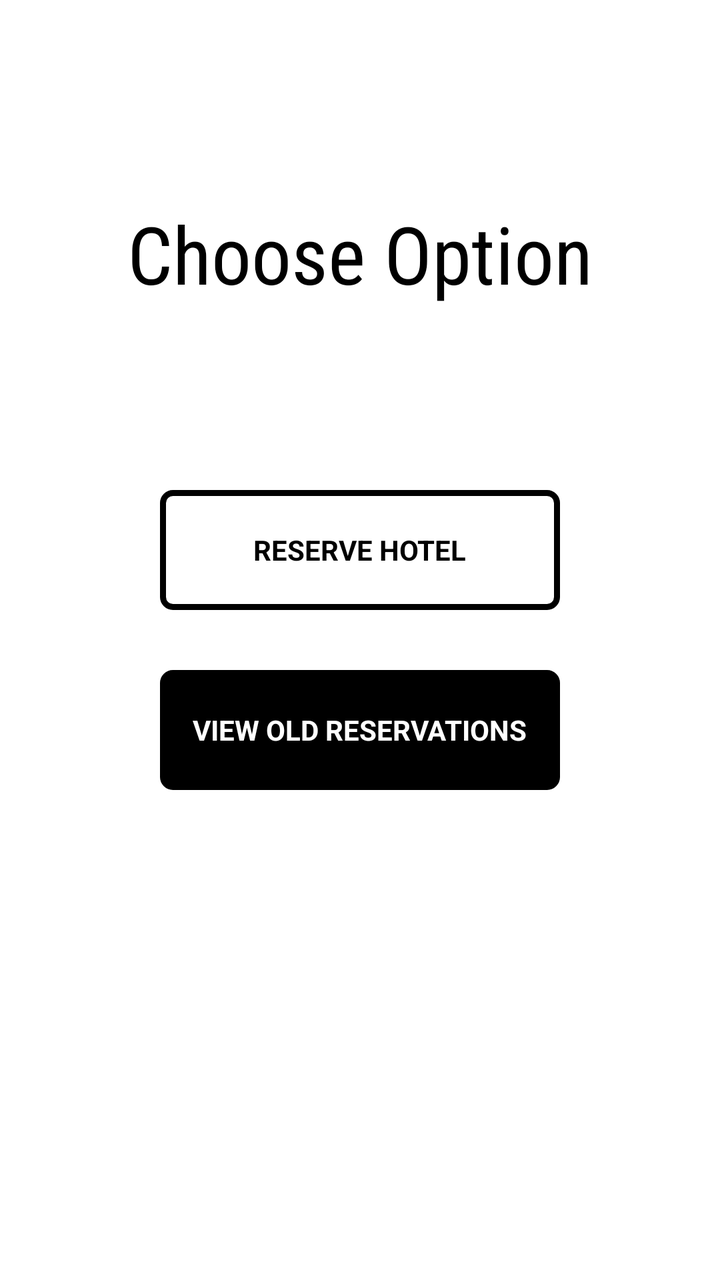
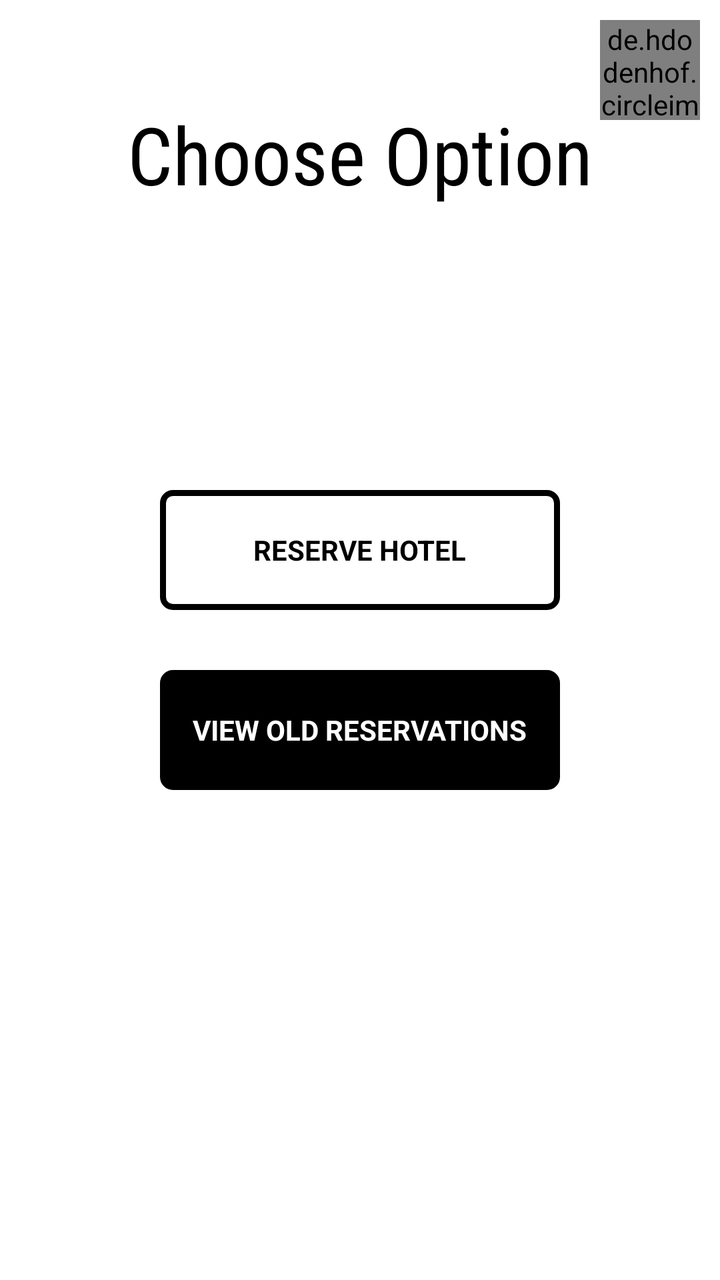

Screens rendered from an Android XML layout before and after an edit, with the pre-edit source and the edit as a unified diff.
<!-- AndroidManifest.xml: application theme Theme.Project_Code -->
<!-- res/layout/activity_customer_choose_option_screen.xml -->
<?xml version="1.0" encoding="utf-8"?>
<RelativeLayout
    xmlns:android="http://schemas.android.com/apk/res/android"
    xmlns:app="http://schemas.android.com/apk/res-auto"
    xmlns:tools="http://schemas.android.com/tools"
    android:layout_width="match_parent"
    android:layout_height="match_parent"
    tools:context=".presentationLayer.Customer_Choose_Option_Screen">

    <TextView
        android:layout_width="wrap_content"
        android:layout_height="wrap_content"
        android:layout_centerHorizontal="true"
        android:layout_marginTop="100dp"
        android:fontFamily="sans-serif-condensed"
        android:text="Choose Option"
        android:textColor="#000000"
        android:textSize="40sp" />

    <RelativeLayout
        android:layout_width="wrap_content"
        android:layout_height="wrap_content"
        android:layout_centerInParent="true">

        <RelativeLayout
            android:layout_width="200dp"
            android:layout_height="60dp"
            android:id="@+id/rl_reserve_hotel_button">

            <ImageView
                android:layout_width="match_parent"
                android:layout_height="match_parent"
                android:background="@drawable/main_screen_button_bg"/>

            <TextView
                android:layout_width="wrap_content"
                android:layout_height="wrap_content"
                android:layout_centerInParent="true"
                android:text="RESERVE HOTEL"
                android:textColor="#000000"
                android:textStyle="bold"/>
        </RelativeLayout>

        <RelativeLayout
            android:layout_width="200dp"
            android:layout_height="60dp"
            android:layout_below="@+id/rl_reserve_hotel_button"
            android:layout_marginTop="30dp"
            android:id="@+id/rl_view_old_reservations">

            <ImageView
                android:layout_width="match_parent"
                android:layout_height="match_parent"
                android:background="@drawable/main_screen_button_bg"
                android:backgroundTint="#000000"/>

            <TextView
                android:layout_width="wrap_content"
                android:layout_height="wrap_content"
                android:layout_centerInParent="true"
                android:text="VIEW OLD RESERVATIONS"
                android:textColor="#FFFFFF"
                android:textStyle="bold"/>
        </RelativeLayout>
    </RelativeLayout>
</RelativeLayout>
<!-- resources referenced by this layout -->
<resources>
  <!-- drawable main_screen_button_bg (drawable) -->
  <?xml version="1.0" encoding="utf-8"?>
  <shape xmlns:android="http://schemas.android.com/apk/res/android"
      android:shape="rectangle">
      <solid
          android:color="#FFFFFF"/>
      <corners
          android:radius="5dp" />
      <stroke
          android:width="3dp"
          android:color="#000000"/>
  </shape>
  <style name="Theme.Project_Code" parent="Theme.MaterialComponents.DayNight.NoActionBar">
          
          <item name="colorPrimary">@color/purple_500</item>
          <item name="colorPrimaryVariant">@color/purple_700</item>
          <item name="colorOnPrimary">@color/white</item>
          
          <item name="colorSecondary">@color/teal_200</item>
          <item name="colorSecondaryVariant">@color/teal_700</item>
          <item name="colorOnSecondary">@color/black</item>
          
          <item name="android:statusBarColor" tools:targetApi="l">?attr/colorPrimaryVariant</item>
          
      </style>
  <color name="purple_500">#FF6200EE</color>
  <color name="purple_700">#FF3700B3</color>
  <color name="white">#FFFFFFFF</color>
  <color name="teal_200">#FF03DAC5</color>
  <color name="teal_700">#FF018786</color>
  <color name="black">#FF000000</color>
</resources>

<!-- the commit's change to res/layout/activity_customer_choose_option_screen.xml (unified diff, before → after) -->
@@ -7,15 +7,25 @@
     android:layout_height="match_parent"
     tools:context=".presentationLayer.Customer_Choose_Option_Screen">
 
+    <de.hdodenhof.circleimageview.CircleImageView
+        android:id="@+id/display_pic"
+        android:layout_width="50dp"
+        android:layout_height="50dp"
+        android:src="#000000"
+        android:layout_marginTop="10dp"
+        android:layout_alignParentEnd="true"
+        android:layout_marginEnd="10dp"/>
+
     <TextView
         android:layout_width="wrap_content"
         android:layout_height="wrap_content"
         android:layout_centerHorizontal="true"
-        android:layout_marginTop="100dp"
         android:fontFamily="sans-serif-condensed"
         android:text="Choose Option"
         android:textColor="#000000"
-        android:textSize="40sp" />
+        android:textSize="40sp"
+        android:layout_below="@+id/display_pic"
+        android:layout_marginTop="-10dp"/>
 
     <RelativeLayout
         android:layout_width="wrap_content"
